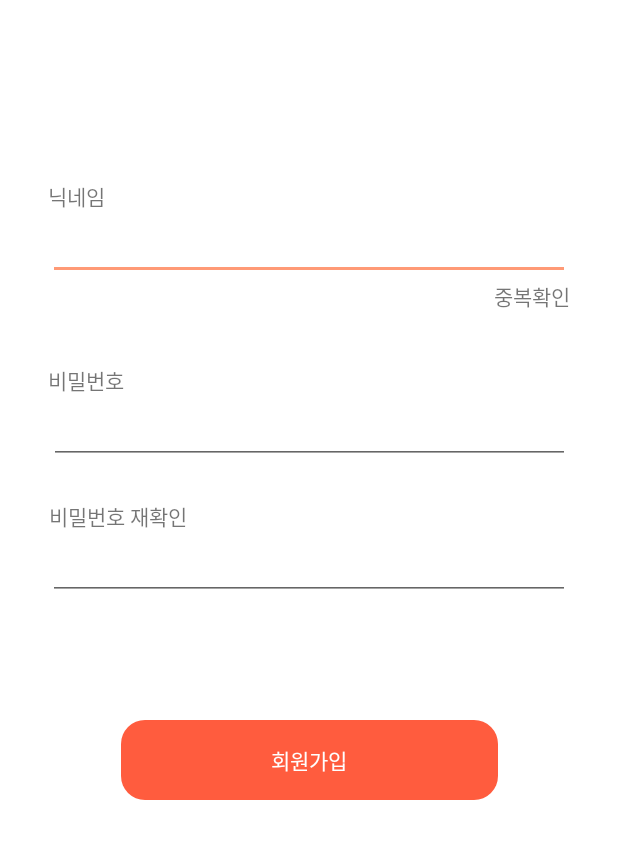
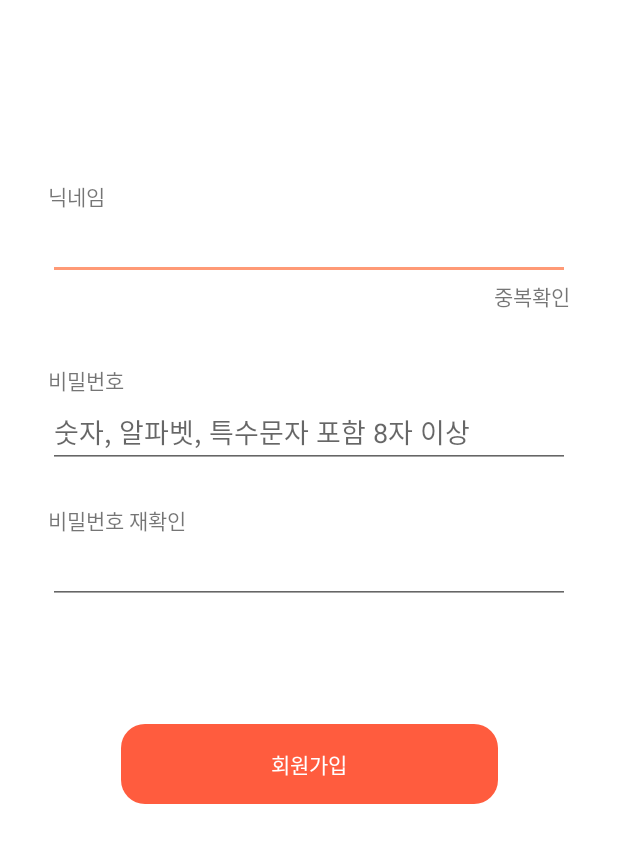
Before and after one commit to malibinYun/morse_android_stove_camp, an Android app: the fragment SignUpFragment shown on its own in the app's theme, on a phone screen of 412 x 824 dp. Shown: the top 843 px of the screen. Run offline under Robolectric (Android 15) with nearby library versions, the phone set to English and light mode, and no system bars; our stand-ins replace Dagger/Hilt's generated code, data binding; 3 statements that could not run were skipped.

Commit message:
[Feat] 회원가입 끝

```diff
--- a/app/src/main/java/com/malibin/morse/presentation/signup/SignUpActivity.kt
+++ b/app/src/main/java/com/malibin/morse/presentation/signup/SignUpActivity.kt
@@ -27,14 +27,16 @@ class SignUpActivity : AppCompatActivity() {
     }
 
     private fun initView(binding: ActivitySignUpBinding) {
+        binding.viewModel = signUpViewModel
+        binding.lifecycleOwner = this
         binding.pagerSignup.adapter = SignUpPagerAdapter(this)
         binding.pagerSignup.isUserInputEnabled = false
-
         signUpViewModel.pagerPosition.observe(this) {
             binding.pagerSignup.currentItem = it ?: return@observe
         }
         signUpViewModel.toastMessage.observe(this) { showToast(it) }
         signUpViewModel.errorMessage.observe(this) { showToast(it) }
+        signUpViewModel.isSignUpSuccess.observe(this) { finish() }
     }
 
     override fun onBackPressed() {
--- a/app/src/main/java/com/malibin/morse/data/service/HttpExceptionHandler.kt
+++ b/app/src/main/java/com/malibin/morse/presentation/utils/HttpExceptionHandler.kt
@@ -1,4 +1,4 @@
-package com.malibin.morse.data.service
+package com.malibin.morse.presentation.utils
 
 import com.malibin.morse.data.service.response.ErrorResponse
 import kotlinx.coroutines.CoroutineExceptionHandler
--- a/app/src/main/java/com/malibin/morse/rtc/WebSocketRtcClient.kt
+++ b/app/src/main/java/com/malibin/morse/rtc/WebSocketRtcClient.kt
@@ -8,6 +8,7 @@ import kotlinx.coroutines.Dispatchers
 import kotlinx.coroutines.cancel
 import kotlinx.coroutines.delay
 import kotlinx.coroutines.launch
+import okhttp3.internal.connection.RouteSelector.Companion.socketHost
 import org.java_websocket.WebSocket
 import org.java_websocket.client.WebSocketClient
 import org.java_websocket.framing.Framedata
--- a/app/src/main/res/layout/fragment_signup.xml
+++ b/app/src/main/res/layout/fragment_signup.xml
@@ -1,5 +1,6 @@
 <?xml version="1.0" encoding="utf-8"?>
-<layout>
+<layout xmlns:android="http://schemas.android.com/apk/res/android"
+    xmlns:app="http://schemas.android.com/apk/res-auto">
 
     <data>
 
@@ -8,9 +9,7 @@
             type="com.malibin.morse.presentation.signup.SignUpViewModel" />
     </data>
 
-    <androidx.constraintlayout.widget.ConstraintLayout xmlns:android="http://schemas.android.com/apk/res/android"
-        xmlns:app="http://schemas.android.com/apk/res-auto"
-        xmlns:tools="http://schemas.android.com/tools"
+    <androidx.constraintlayout.widget.ConstraintLayout
         android:layout_width="match_parent"
         android:layout_height="match_parent">
 
@@ -56,9 +55,11 @@
 
         <EditText
             android:id="@+id/text_password"
-            android:layout_width="347dp"
+            android:layout_width="0dp"
             android:layout_height="wrap_content"
-            android:ems="10"
+            android:layout_marginStart="32dp"
+            android:layout_marginEnd="32dp"
+            android:hint="숫자, 알파벳, 특수문자 포함 8자 이상"
             android:inputType="textPersonName|textPassword"
             android:text="@={viewModel.password}"
             app:layout_constraintEnd_toEndOf="parent"
@@ -80,7 +81,6 @@
             android:layout_height="wrap_content"
             android:layout_marginStart="32dp"
             android:layout_marginEnd="32dp"
-            android:ems="10"
             android:inputType="textPersonName|textPassword"
             android:text="@={viewModel.passwordCheck}"
             app:layout_constraintEnd_toEndOf="parent"
@@ -88,8 +88,8 @@
             app:layout_constraintTop_toBottomOf="@+id/textView9" />
 
         <TextView
+            android:id="@+id/button_signup"
             style="@style/TextButton"
-            android:id="@+id/button_signup"
             android:layout_width="251dp"
             android:layout_height="wrap_content"
             android:layout_marginTop="80dp"
@@ -98,8 +98,11 @@
             android:paddingTop="16dp"
             android:paddingBottom="16dp"
             android:text="회원가입"
+            app:isEnabled="@{viewModel.isNicknameChecked() &amp;&amp; (viewModel.password.equals(viewModel.passwordCheck)) &amp;&amp; !viewModel.password.empty &amp;&amp; !viewModel.passwordCheck.empty}"
+            app:layout_constraintBottom_toBottomOf="parent"
             app:layout_constraintEnd_toEndOf="parent"
             app:layout_constraintStart_toStartOf="parent"
-            app:layout_constraintTop_toBottomOf="@+id/text_password_check" />
+            app:layout_constraintTop_toBottomOf="@+id/text_password_check"
+            app:layout_constraintVertical_bias="0.0" />
     </androidx.constraintlayout.widget.ConstraintLayout>
 </layout>
--- a/app/src/main/res/values/strings.xml
+++ b/app/src/main/res/values/strings.xml
@@ -12,4 +12,5 @@
     <string name="cannot_broadcast_no_camera">카메라가 없는 기기에서는 방송을 할 수 없습니다.</string>
     <string name="send_email_verify_code">인증번호를 이메일로 보냈습니다.</string>
     <string name="verify_complete">인증완료</string>
+    <string name="sign_up_success">회원가입이 완료되었습니다.</string>
 </resources>
```
Also changed, not shown: app/src/main/java/com/malibin/morse/presentation/login/LoginViewModel.kt (+1 -8 lines), app/src/main/java/com/malibin/morse/presentation/signup/SignUpFragment.kt (+7 -0 lines), app/src/main/java/com/malibin/morse/presentation/signup/SignUpViewModel.kt (+31 -15 lines), app/src/main/res/layout/activity_sign_up.xml (+22 -0 lines), app/src/main/res/layout/fragment_email_verify.xml (+0 -12 lines).
